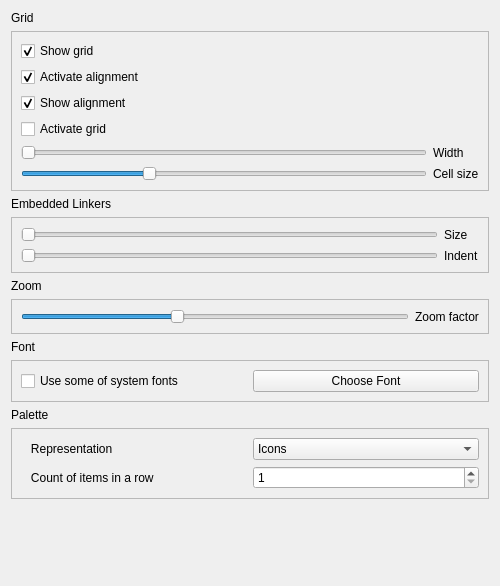
qreal/qreal, file qrgui/dialogs/preferencesPages/editorPage.ui: the form before one commit.
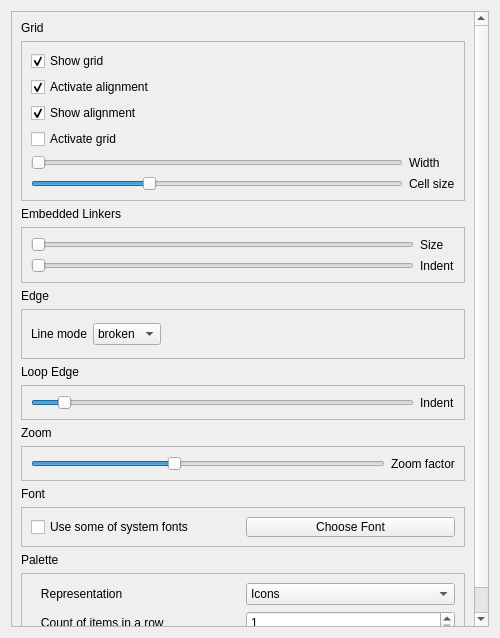
The form after the commit.

Commit message: Edge settings moved to the editor page.

The edit to the form file:
```diff
--- a/qrgui/dialogs/preferencesPages/editorPage.ui
+++ b/qrgui/dialogs/preferencesPages/editorPage.ui
@@ -7,7 +7,7 @@
     <x>0</x>
     <y>0</y>
     <width>500</width>
-    <height>586</height>
+    <height>638</height>
    </rect>
   </property>
   <property name="sizePolicy">
@@ -16,8 +16,35 @@
     <verstretch>0</verstretch>
    </sizepolicy>
   </property>
+  <property name="minimumSize">
+   <size>
+    <width>50</width>
+    <height>50</height>
+   </size>
+  </property>
+  <property name="maximumSize">
+   <size>
+    <width>16777215</width>
+    <height>16777215</height>
+   </size>
+  </property>
   <layout class="QVBoxLayout" name="verticalLayout">
    <item>
+    <widget class="QScrollArea" name="scrollArea">
+     <property name="widgetResizable">
+      <bool>true</bool>
+     </property>
+     <widget class="QWidget" name="scrollAreaWidgetContents">
+      <property name="geometry">
+       <rect>
+        <x>0</x>
+        <y>-31</y>
+        <width>463</width>
+        <height>649</height>
+       </rect>
+      </property>
+      <layout class="QVBoxLayout" name="verticalLayout_2">
+       <item>
     <widget class="QLabel" name="label">
      <property name="text">
       <string>Grid</string>
@@ -214,6 +241,118 @@
      </layout>
     </widget>
    </item>
+       <item>
+        <widget class="QLabel" name="label_9">
+         <property name="text">
+          <string>Edge</string>
+         </property>
+        </widget>
+       </item>
+       <item>
+        <widget class="QFrame" name="frame_4">
+         <property name="minimumSize">
+          <size>
+           <width>50</width>
+           <height>50</height>
+          </size>
+         </property>
+         <property name="frameShape">
+          <enum>QFrame::StyledPanel</enum>
+         </property>
+         <property name="frameShadow">
+          <enum>QFrame::Raised</enum>
+         </property>
+         <layout class="QHBoxLayout" name="horizontalLayout_3">
+          <item>
+           <widget class="QLabel" name="label_10">
+            <property name="text">
+             <string>Line mode</string>
+            </property>
+           </widget>
+          </item>
+          <item>
+           <widget class="QComboBox" name="lineMode">
+            <item>
+             <property name="text">
+              <string>broken</string>
+             </property>
+            </item>
+            <item>
+             <property name="text">
+              <string>square</string>
+             </property>
+            </item>
+            <item>
+             <property name="text">
+              <string>curve</string>
+             </property>
+            </item>
+           </widget>
+          </item>
+          <item>
+           <spacer name="horizontalSpacer">
+            <property name="orientation">
+             <enum>Qt::Horizontal</enum>
+            </property>
+            <property name="sizeHint" stdset="0">
+             <size>
+              <width>40</width>
+              <height>20</height>
+             </size>
+            </property>
+           </spacer>
+          </item>
+         </layout>
+        </widget>
+       </item>
+       <item>
+        <widget class="QLabel" name="label_12">
+         <property name="text">
+          <string>Loop Edge</string>
+         </property>
+        </widget>
+       </item>
+       <item>
+        <widget class="QFrame" name="frame_5">
+         <property name="frameShape">
+          <enum>QFrame::StyledPanel</enum>
+         </property>
+         <property name="frameShadow">
+          <enum>QFrame::Raised</enum>
+         </property>
+         <layout class="QHBoxLayout" name="horizontalLayout_4">
+          <item>
+           <widget class="QSlider" name="loopEdgeBoundsIndent">
+            <property name="minimum">
+             <number>1</number>
+            </property>
+            <property name="maximum">
+             <number>15</number>
+            </property>
+            <property name="singleStep">
+             <number>2</number>
+            </property>
+            <property name="pageStep">
+             <number>2</number>
+            </property>
+            <property name="value">
+             <number>2</number>
+            </property>
+            <property name="orientation">
+             <enum>Qt::Horizontal</enum>
+            </property>
+           </widget>
+          </item>
+          <item>
+           <widget class="QLabel" name="label_11">
+            <property name="text">
+             <string>Indent</string>
+            </property>
+           </widget>
+          </item>
+         </layout>
+        </widget>
+       </item>
    <item>
     <widget class="QLabel" name="label_19">
      <property name="text">
@@ -389,7 +528,7 @@
     </widget>
    </item>
    <item>
-    <spacer name="verticalSpacer">
+        <spacer name="verticalSpacer_2">
      <property name="orientation">
       <enum>Qt::Vertical</enum>
      </property>
@@ -400,6 +539,10 @@
       </size>
      </property>
     </spacer>
+       </item>
+      </layout>
+     </widget>
+    </widget>
    </item>
   </layout>
  </widget>
```
Left out of the diff: 46 changed lines with no effect on the pictures. Lines whose indentation alone changed are shown as unchanged. The commit also changes 8 other files.
